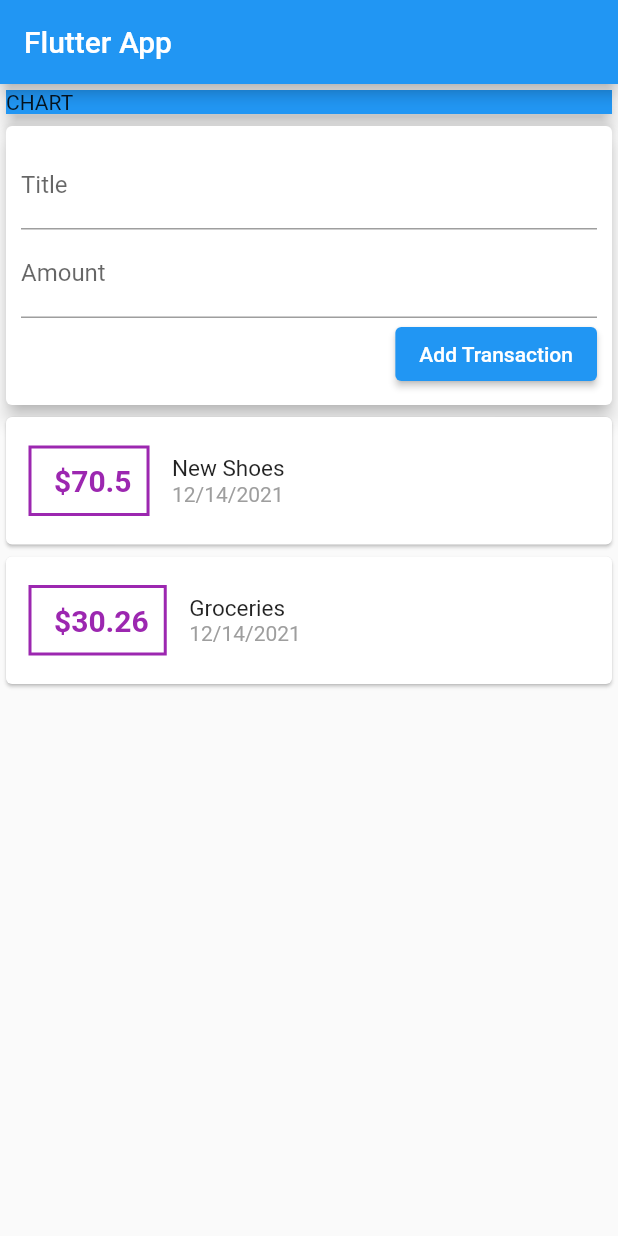
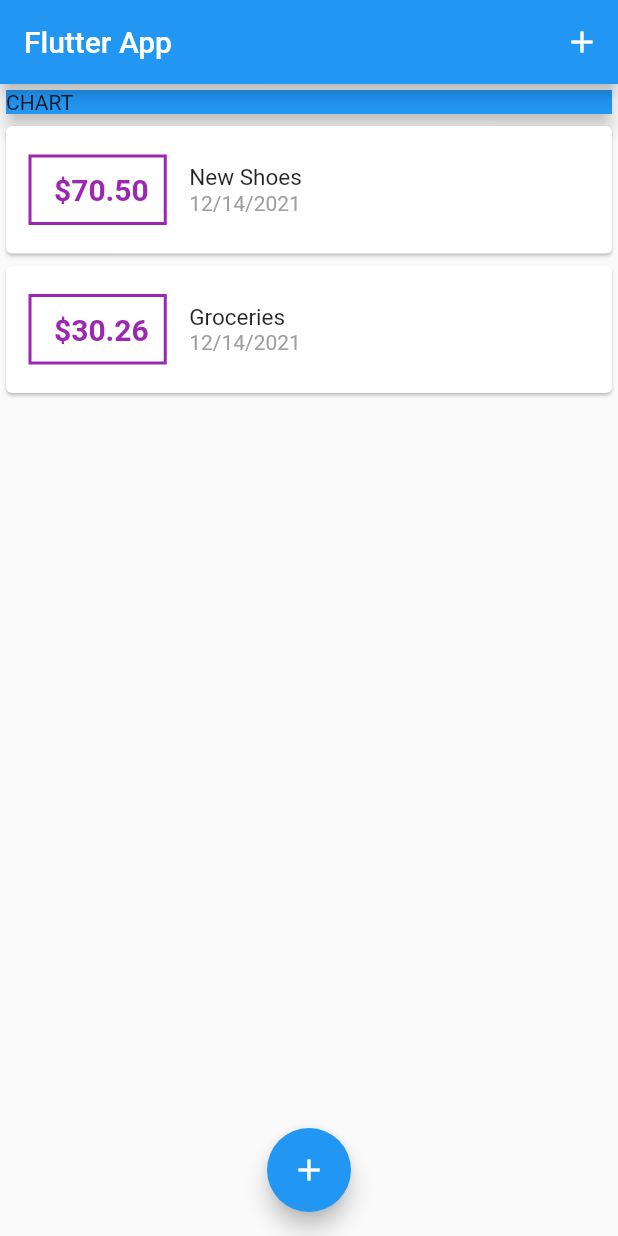
Before and after one commit to JanDuchnowski/Personal_expenses, a Flutter app: the screen it shows after launch, on a phone screen of 412 x 824 dp. Run offline on Flutter 3.47's test engine with Material 2 defaults, Android fonts, the phone set to English and light mode, and no system bars.

Commit message:
ModelBottomSheet for new transactions

```diff
--- a/personal_expenses/lib/main.dart
+++ b/personal_expenses/lib/main.dart
@@ -1,5 +1,10 @@
 import 'package:flutter/material.dart';
-import 'package:personal_expenses/widgets/user.transaction.dart';
+
+import 'widgets/transaction_list.dart';
+import 'widgets/new_transaction.dart';
+import 'models/transaction.dart';
+
+import 'widgets/new_transaction.dart';
 
 void main() => runApp(MyApp());
 
@@ -12,16 +17,56 @@ class MyApp extends StatelessWidget {
   }
 }
 
-class MyHomePage extends StatelessWidget {
-  String titleInput;
-  String amountInput;
+class MyHomePage extends StatefulWidget {
+  @override
+  State<MyHomePage> createState() => _MyHomePageState();
+}
+
+class _MyHomePageState extends State<MyHomePage> {
+  final List<Transaction> _usersTransactions = [
+    Transaction(
+        id: "t1", title: "New Shoes", amount: 70.50, date: DateTime.now()),
+    Transaction(
+        id: "t2", title: "Groceries", amount: 30.26, date: DateTime.now()),
+  ];
+  void _addNewTransaction(String title, double amount) {
+    final newTransaction = Transaction(
+        id: DateTime.now().toString(),
+        title: title,
+        amount: amount,
+        date: DateTime.now());
+
+    setState(() {
+      _usersTransactions.add(newTransaction);
+    });
+  }
+
+  void _startAddNewTransaction(BuildContext ctx) {
+    showModalBottomSheet(
+        context: ctx,
+        builder: (_) {
+          return GestureDetector(
+            onTap: () {},
+            child: NewTransaction(_addNewTransaction),
+            behavior: HitTestBehavior.opaque,
+          );
+        });
+  }
+
   @override
   Widget build(BuildContext context) {
     return Scaffold(
       appBar: AppBar(
         title: Text("Flutter App"),
+        actions: [
+          IconButton(
+            onPressed: () => _startAddNewTransaction(context),
+            icon: Icon(Icons.add),
           ),
-      body: Column(
+        ],
+      ),
+      body: SingleChildScrollView(
+        child: Column(
           crossAxisAlignment: CrossAxisAlignment.start,
           children: [
             Card(
@@ -31,8 +76,14 @@ class MyHomePage extends StatelessWidget {
                   child: Text("CHART")),
               elevation: 5,
             ),
-          UsersTransactions(),
+            TransactionList(_usersTransactions),
           ],
+        ),
+      ),
+      floatingActionButtonLocation: FloatingActionButtonLocation.centerFloat,
+      floatingActionButton: FloatingActionButton(
+        child: Icon(Icons.add),
+        onPressed: () => _startAddNewTransaction(context),
       ),
     );
   }
--- a/personal_expenses/lib/widgets/transaction_list.dart
+++ b/personal_expenses/lib/widgets/transaction_list.dart
@@ -9,8 +9,10 @@ class TransactionList extends StatelessWidget {
   TransactionList(this.transactions);
   @override
   Widget build(BuildContext context) {
-    return Column(
-        children: transactions.map((transaction) {
+    return Container(
+        height: 300,
+        child: ListView.builder(
+          itemBuilder: (ctx, index) {
             return Card(
               child: Row(
                 children: [
@@ -23,7 +25,7 @@ class TransactionList extends StatelessWidget {
                     decoration: BoxDecoration(
                         border: Border.all(color: Colors.purple, width: 2)),
                     child: Text(
-                " \$${transaction.amount}",
+                      " \$${transactions[index].amount.toStringAsFixed(2)}", // Maximal 2 digits after the decimal point
                       style: TextStyle(
                           fontWeight: FontWeight.bold,
                           fontSize: 20,
@@ -34,16 +36,18 @@ class TransactionList extends StatelessWidget {
                     crossAxisAlignment: CrossAxisAlignment.start,
                     children: [
                       Text(
-                  transaction.title,
+                        transactions[index].title,
                         style: TextStyle(fontSize: 15),
                       ),
-                Text(DateFormat.yMd().format(transaction.date),
+                      Text(DateFormat.yMd().format(transactions[index].date),
                           style: TextStyle(color: Colors.grey[500])),
                     ],
                   )
                 ],
               ),
             );
-    }).toList());
+          },
+          itemCount: transactions.length,
+        ));
   }
 }
--- a/personal_expenses/lib/widgets/user.transaction.dart
+++ /dev/null
@@ -1,40 +0,0 @@
-import 'package:flutter/material.dart';
-
-import '../widgets/transaction_list.dart';
-import '../widgets/new_transaction.dart';
-import '../models/transaction.dart';
-
-class UsersTransactions extends StatefulWidget {
-  @override
-  _UsersTransactionsState createState() => _UsersTransactionsState();
-}
-
-class _UsersTransactionsState extends State<UsersTransactions> {
-  final List<Transaction> _usersTransactions = [
-    Transaction(
-        id: "t1", title: "New Shoes", amount: 70.50, date: DateTime.now()),
-    Transaction(
-        id: "t2", title: "Groceries", amount: 30.26, date: DateTime.now()),
-  ];
-  void _addNewTransaction(String title, double amount) {
-    final newTransaction = Transaction(
-        id: DateTime.now().toString(),
-        title: title,
-        amount: amount,
-        date: DateTime.now());
-
-    setState(() {
-      _usersTransactions.add(newTransaction);
-    });
-  }
-
-  @override
-  Widget build(BuildContext context) {
-    return Column(
-      children: [
-        NewTransaction(_addNewTransaction),
-        TransactionList(_usersTransactions),
-      ],
-    );
-  }
-}
```
Also changed, not shown: personal_expenses/lib/widgets/new_transaction.dart (+17 -7 lines). Lines whose indentation alone changed are shown as unchanged.
